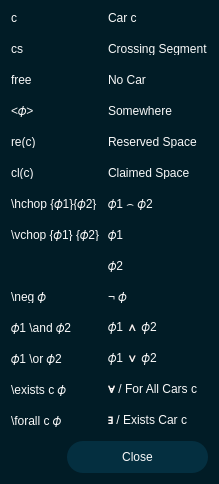
This is pse/umlsl_editor/src/view/widgets/qt_widgets/query_help_dialog.ui in 69420pm/UMLSL-traffic-editor as Qt 5 draws it before an edit. The edited form follows.
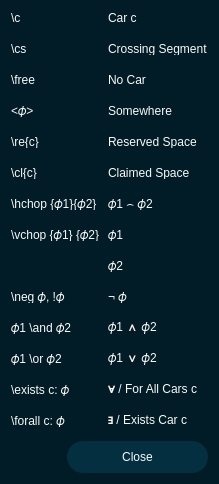
This is the edited form. Icons and pictures are not drawn.

Commit message: fixed help dialog syntax, fixed latex preview dont scale correctly

```diff
--- a/pse/umlsl_editor/src/view/widgets/qt_widgets/query_help_dialog.ui
+++ b/pse/umlsl_editor/src/view/widgets/qt_widgets/query_help_dialog.ui
@@ -6,8 +6,8 @@
    <rect>
     <x>0</x>
     <y>0</y>
-    <width>652</width>
-    <height>727</height>
+    <width>232</width>
+    <height>491</height>
    </rect>
   </property>
   <property name="minimumSize">
@@ -250,7 +250,7 @@
             </size>
            </property>
            <property name="text">
-            <string>free</string>
+            <string>\free</string>
            </property>
            <property name="textFormat">
             <enum>Qt::TextFormat::MarkdownText</enum>
@@ -294,7 +294,7 @@
             </size>
            </property>
            <property name="text">
-            <string>cl(c)</string>
+            <string>\cl{c}</string>
            </property>
            <property name="textFormat">
             <enum>Qt::TextFormat::MarkdownText</enum>
@@ -316,7 +316,7 @@
             </size>
            </property>
            <property name="text">
-            <string>c</string>
+            <string>\c</string>
            </property>
            <property name="textFormat">
             <enum>Qt::TextFormat::MarkdownText</enum>
@@ -357,7 +357,7 @@
             </size>
            </property>
            <property name="text">
-            <string>\exists c 𝜙</string>
+            <string>\exists c: 𝜙</string>
            </property>
            <property name="textFormat">
             <enum>Qt::TextFormat::MarkdownText</enum>
@@ -379,7 +379,7 @@
             </size>
            </property>
            <property name="text">
-            <string>\neg 𝜙</string>
+            <string>\neg 𝜙, !𝜙</string>
            </property>
            <property name="textFormat">
             <enum>Qt::TextFormat::MarkdownText</enum>
@@ -511,7 +511,7 @@
             </size>
            </property>
            <property name="text">
-            <string>cs</string>
+            <string>\cs</string>
            </property>
            <property name="textFormat">
             <enum>Qt::TextFormat::MarkdownText</enum>
@@ -643,7 +643,7 @@
             </size>
            </property>
            <property name="text">
-            <string>\forall c 𝜙</string>
+            <string>\forall c: 𝜙</string>
            </property>
            <property name="textFormat">
             <enum>Qt::TextFormat::MarkdownText</enum>
@@ -687,7 +687,7 @@
             </size>
            </property>
            <property name="text">
-            <string>re(c)</string>
+            <string>\re{c}</string>
            </property>
            <property name="textFormat">
             <enum>Qt::TextFormat::MarkdownText</enum>
```
The commit also changes 5 other files.
